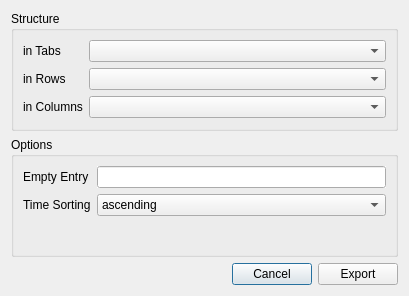
Qt form app/gui/export.ui (petres/eurostat) before a commit.
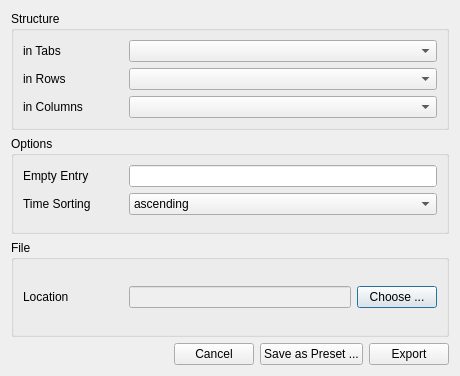
The same form after that commit.

Commit message: preset support

```diff
--- a/app/gui/export.ui
+++ b/app/gui/export.ui
@@ -6,8 +6,8 @@
    <rect>
     <x>0</x>
     <y>0</y>
-    <width>409</width>
-    <height>296</height>
+    <width>460</width>
+    <height>376</height>
    </rect>
   </property>
   <property name="minimumSize">
@@ -19,7 +19,7 @@
   <property name="windowTitle">
    <string>Export</string>
   </property>
-  <layout class="QVBoxLayout" name="verticalLayout">
+  <layout class="QVBoxLayout" name="verticalLayout_3">
    <item>
     <widget class="QGroupBox" name="structureGroupBox">
      <property name="minimumSize">
@@ -56,6 +56,12 @@
         </item>
         <item row="2" column="0">
          <widget class="QLabel" name="colLabel">
+          <property name="minimumSize">
+           <size>
+            <width>100</width>
+            <height>0</height>
+           </size>
+          </property>
           <property name="text">
            <string>in Columns</string>
           </property>
@@ -77,6 +83,9 @@
      <layout class="QHBoxLayout" name="horizontalLayout_2">
       <item>
        <layout class="QFormLayout" name="formLayout_2">
+        <property name="fieldGrowthPolicy">
+         <enum>QFormLayout::AllNonFixedFieldsGrow</enum>
+        </property>
         <item row="0" column="0">
          <widget class="QLabel" name="emptyEntryLabel">
           <property name="text">
@@ -86,18 +95,17 @@
         </item>
         <item row="1" column="0">
          <widget class="QLabel" name="timeSortingLabel">
+          <property name="minimumSize">
+           <size>
+            <width>100</width>
+            <height>0</height>
+           </size>
+          </property>
           <property name="text">
            <string>Time Sorting</string>
           </property>
          </widget>
         </item>
-        <item row="0" column="1">
-         <widget class="QLineEdit" name="emptyEntryEdit">
-          <property name="autoFillBackground">
-           <bool>true</bool>
-          </property>
-         </widget>
-        </item>
         <item row="1" column="1">
          <widget class="QComboBox" name="timeSortingCombo">
           <item>
@@ -112,6 +120,53 @@
           </item>
          </widget>
         </item>
+        <item row="0" column="1">
+         <widget class="QLineEdit" name="emptyEntryEdit">
+          <property name="autoFillBackground">
+           <bool>true</bool>
+          </property>
+         </widget>
+        </item>
+       </layout>
+      </item>
+     </layout>
+    </widget>
+   </item>
+   <item>
+    <widget class="QGroupBox" name="fileGroupBox">
+     <property name="title">
+      <string>File</string>
+     </property>
+     <layout class="QVBoxLayout" name="verticalLayout">
+      <item>
+       <layout class="QHBoxLayout" name="horizontalLayout_3">
+        <item>
+         <widget class="QLabel" name="fileLabel">
+          <property name="minimumSize">
+           <size>
+            <width>100</width>
+            <height>0</height>
+           </size>
+          </property>
+          <property name="text">
+           <string>Location</string>
+          </property>
+         </widget>
+        </item>
+        <item>
+         <widget class="QLineEdit" name="fileEdit">
+          <property name="enabled">
+           <bool>false</bool>
+          </property>
+         </widget>
+        </item>
+        <item>
+         <widget class="QPushButton" name="fileButton">
+          <property name="text">
+           <string>Choose ...</string>
+          </property>
+         </widget>
+        </item>
        </layout>
       </item>
      </layout>
@@ -132,6 +187,13 @@
        </property>
       </widget>
      </item>
+     <item>
+      <widget class="QPushButton" name="presetButton">
+       <property name="text">
+        <string>Save as Preset ...</string>
+       </property>
+      </widget>
+     </item>
      <item>
       <widget class="QPushButton" name="exportButton">
        <property name="text">
```
The commit also changes 6 other files.
